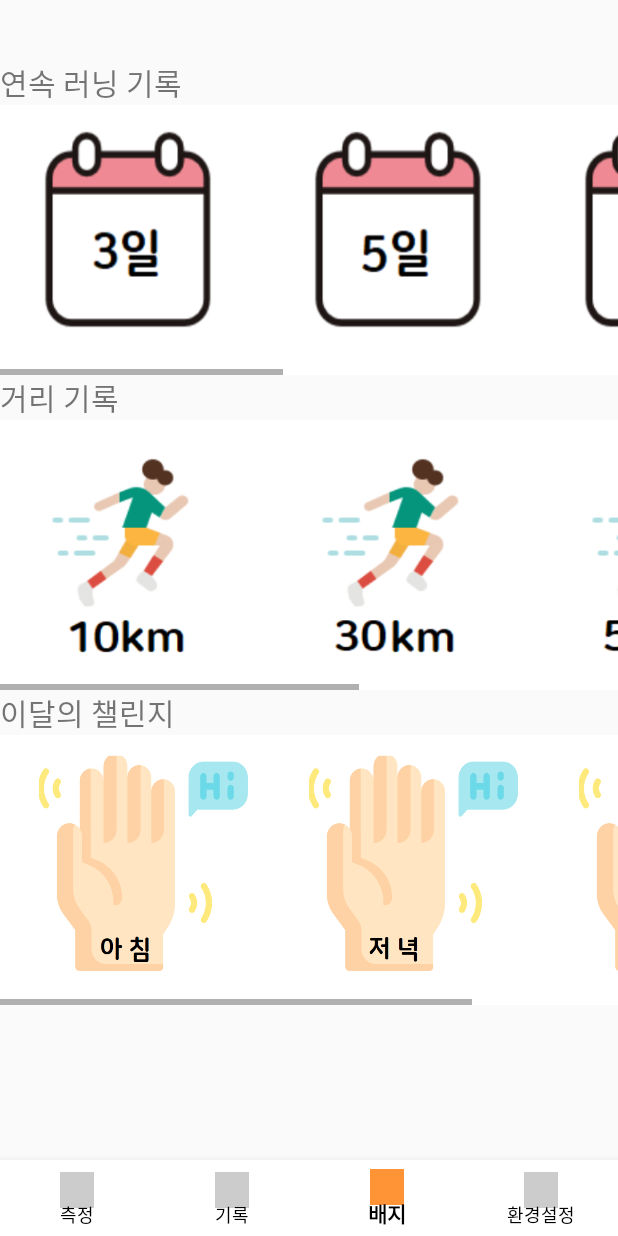
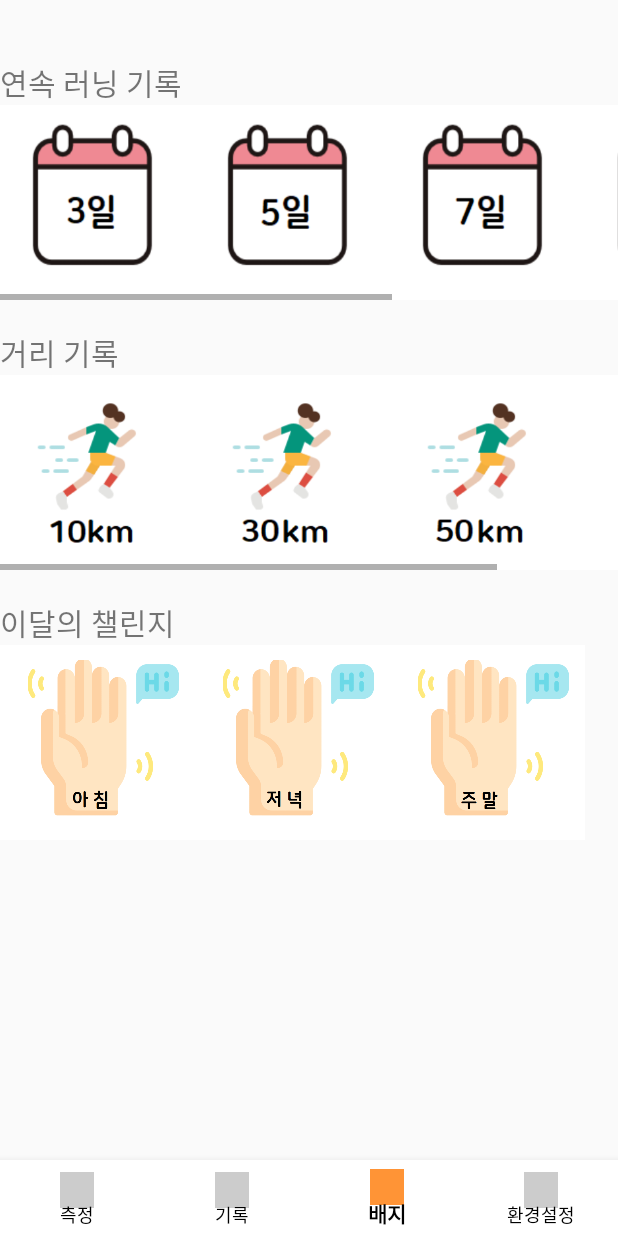
Before and after one commit to slpjenny/LetsGoHiking, an Android app: the screen it shows after launch once a user with an empty profile is signed in (MainActivity), item 3 of the bottom bar chosen, on a phone screen of 412 x 824 dp. Run offline under Robolectric (Android 15) with nearby library versions, the phone set to English and light mode, and no system bars; our stand-ins replace CircleImageView, Firebase (no records; nobody signed in at launch, a user with empty details on screens opened directly); libraries missing offline, so code that uses them is left out: com.naver.maps; 3 statements that could not run were skipped.

Commit message:
배지 크기 수정

```diff
--- a/app/src/main/res/layout/fragment_badge.xml
+++ b/app/src/main/res/layout/fragment_badge.xml
@@ -24,11 +24,12 @@
                 android:layout_width="match_parent"
                 android:layout_height="wrap_content"
                 android:text="연속 러닝 기록"
-                android:textSize="20sp" />
+                android:textSize="20sp"
+                android:fontFamily="@font/batang" />
 
             <HorizontalScrollView
                 android:layout_width="match_parent"
-                android:layout_height="wrap_content">
+                android:layout_height="130dp">
 
                 <LinearLayout
                     android:layout_width="wrap_content"
@@ -36,8 +37,8 @@
 
                     <ImageView
                         android:id="@+id/imageView"
-                        android:layout_width="180dp"
-                        android:layout_height="180dp"
+                        android:layout_width="130dp"
+                        android:layout_height="130dp"
                         android:layout_weight="1"
                         android:adjustViewBounds="true"
                         android:maxWidth="180dp"
@@ -47,8 +48,8 @@
 
                     <ImageView
                         android:id="@+id/imageView2"
-                        android:layout_width="180dp"
-                        android:layout_height="180dp"
+                        android:layout_width="130dp"
+                        android:layout_height="130dp"
                         android:layout_weight="1"
                         android:adjustViewBounds="true"
                         android:maxWidth="180dp"
@@ -58,8 +59,8 @@
 
                     <ImageView
                         android:id="@+id/imageView3"
-                        android:layout_width="180dp"
-                        android:layout_height="180dp"
+                        android:layout_width="130dp"
+                        android:layout_height="130dp"
                         android:layout_weight="1"
                         android:adjustViewBounds="true"
                         android:maxWidth="180dp"
@@ -69,8 +70,8 @@
 
                     <ImageView
                         android:id="@+id/imageView4"
-                        android:layout_width="180dp"
-                        android:layout_height="180dp"
+                        android:layout_width="130dp"
+                        android:layout_height="130dp"
                         android:layout_weight="1"
                         android:adjustViewBounds="true"
                         android:maxWidth="180dp"
@@ -80,8 +81,8 @@
 
                     <ImageView
                         android:id="@+id/imageView12"
-                        android:layout_width="180dp"
-                        android:layout_height="180dp"
+                        android:layout_width="130dp"
+                        android:layout_height="130dp"
                         android:layout_weight="1"
                         android:adjustViewBounds="true"
                         android:maxWidth="180dp"
@@ -95,8 +96,10 @@
                 android:id="@+id/textView5"
                 android:layout_width="match_parent"
                 android:layout_height="wrap_content"
+                android:layout_marginTop="20dp"
+                android:fontFamily="@font/batang"
                 android:text="거리 기록"
-                android:textSize="20sp"/>
+                android:textSize="20sp" />
 
             <HorizontalScrollView
                 android:layout_width="match_parent"
@@ -108,8 +111,8 @@
 
                     <ImageView
                         android:id="@+id/imageView5"
-                        android:layout_width="180dp"
-                        android:layout_height="180dp"
+                        android:layout_width="130dp"
+                        android:layout_height="130dp"
                         android:layout_weight="1"
                         android:adjustViewBounds="true"
                         android:maxWidth="180dp"
@@ -119,8 +122,8 @@
 
                     <ImageView
                         android:id="@+id/imageView6"
-                        android:layout_width="180dp"
-                        android:layout_height="180dp"
+                        android:layout_width="130dp"
+                        android:layout_height="130dp"
                         android:layout_weight="1"
                         android:adjustViewBounds="true"
                         android:maxWidth="180dp"
@@ -130,8 +133,8 @@
 
                     <ImageView
                         android:id="@+id/imageView7"
-                        android:layout_width="180dp"
-                        android:layout_height="180dp"
+                        android:layout_width="130dp"
+                        android:layout_height="130dp"
                         android:layout_weight="1"
                         android:adjustViewBounds="true"
                         android:maxWidth="180dp"
@@ -145,8 +148,8 @@
                         android:layout_height="wrap_content"
                         android:layout_weight="1"
                         android:adjustViewBounds="true"
-                        android:maxWidth="180dp"
-                        android:maxHeight="180dp"
+                        android:maxWidth="130dp"
+                        android:maxHeight="130dp"
                         android:scaleType="fitXY"
                         app:srcCompat="@drawable/badge_hundred" />
                 </LinearLayout>
@@ -156,8 +159,10 @@
                 android:id="@+id/textView6"
                 android:layout_width="match_parent"
                 android:layout_height="wrap_content"
+                android:layout_marginTop="20dp"
+                android:fontFamily="@font/batang"
                 android:text="이달의 챌린지"
-                android:textSize="20sp"/>
+                android:textSize="20sp" />
 
             <HorizontalScrollView
                 android:layout_width="match_parent"
@@ -165,12 +170,12 @@
 
                 <LinearLayout
                     android:layout_width="wrap_content"
-                    android:layout_height="match_parent">
+                    android:layout_height="130dp">
 
                     <ImageView
                         android:id="@+id/imageView9"
-                        android:layout_width="180dp"
-                        android:layout_height="180dp"
+                        android:layout_width="130dp"
+                        android:layout_height="130dp"
                         android:layout_weight="1"
                         android:adjustViewBounds="true"
                         android:maxWidth="180dp"
@@ -180,8 +185,8 @@
 
                     <ImageView
                         android:id="@+id/imageView10"
-                        android:layout_width="180dp"
-                        android:layout_height="180dp"
+                        android:layout_width="130dp"
+                        android:layout_height="130dp"
                         android:layout_weight="1"
                         android:adjustViewBounds="true"
                         android:maxWidth="180dp"
@@ -191,8 +196,8 @@
 
                     <ImageView
                         android:id="@+id/imageView11"
-                        android:layout_width="180dp"
-                        android:layout_height="180dp"
+                        android:layout_width="130dp"
+                        android:layout_height="130dp"
                         android:layout_weight="1"
                         android:adjustViewBounds="true"
                         android:maxWidth="180dp"
```
Also changed, not shown: app/src/main/res/layout/fragment_setting.xml (line endings or trailing spaces).
